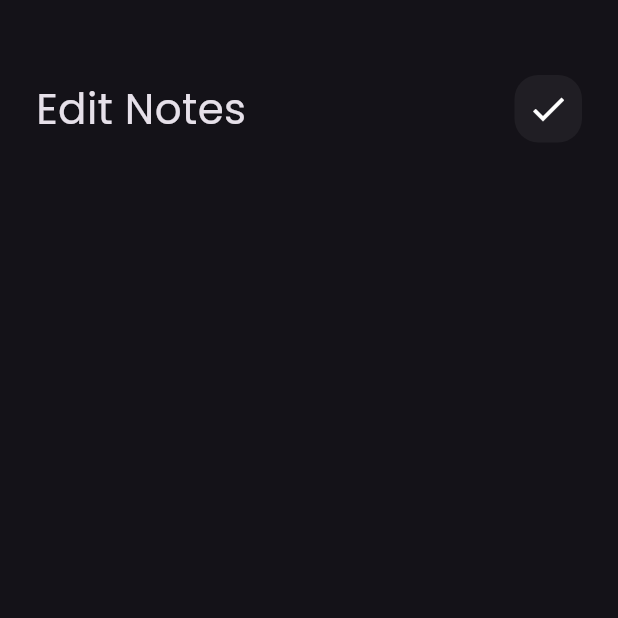
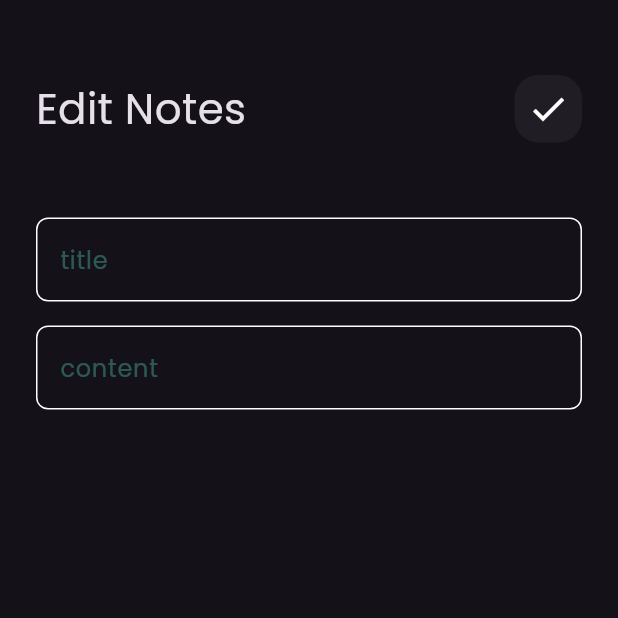
Before and after one commit to Roqaia2005/notes_app, a Flutter app: the EditNoteView screen opened directly, on a phone screen of 412 x 824 dp, the top half of it. Run offline on Flutter 3.47's test engine with Material 3 defaults, Android fonts, the phone set to English and light mode, and no system bars; our stand-ins replace font_awesome_flutter.

Commit message:
edit note view ui

```diff
--- a/lib/widgets/edit_note_view_body.dart
+++ b/lib/widgets/edit_note_view_body.dart
@@ -1,5 +1,6 @@
 import 'package:flutter/material.dart';
 import 'package:notes_app/widgets/custom_app_bar.dart';
+import 'package:notes_app/widgets/custom_text_field.dart';
 
 class EditNoteViewBody extends StatelessWidget {
   const EditNoteViewBody({super.key});
@@ -7,15 +8,21 @@ class EditNoteViewBody extends StatelessWidget {
   @override
   Widget build(BuildContext context) {
     return Padding(
-      padding: EdgeInsets.symmetric(horizontal: 24),
-
-      child: Column(
-          children:[
-            SizedBox(height: 50,),
-            CustomAppBar(title: "Edit Notes",icon:Icons.check),
-
-          ]
+      padding: const EdgeInsets.symmetric(horizontal: 24),
+      child: Column(children: const [
+        SizedBox(
+          height: 50,
         ),
+        CustomAppBar(title: "Edit Notes", icon: Icons.check),
+        SizedBox(
+          height: 50,
+        ),
+        customTextField(hint: "title"),
+        SizedBox(
+          height: 16,
+        ),
+        customTextField(hint: "content",maxLines: 5,)
+      ]),
     );
   }
 }
```
